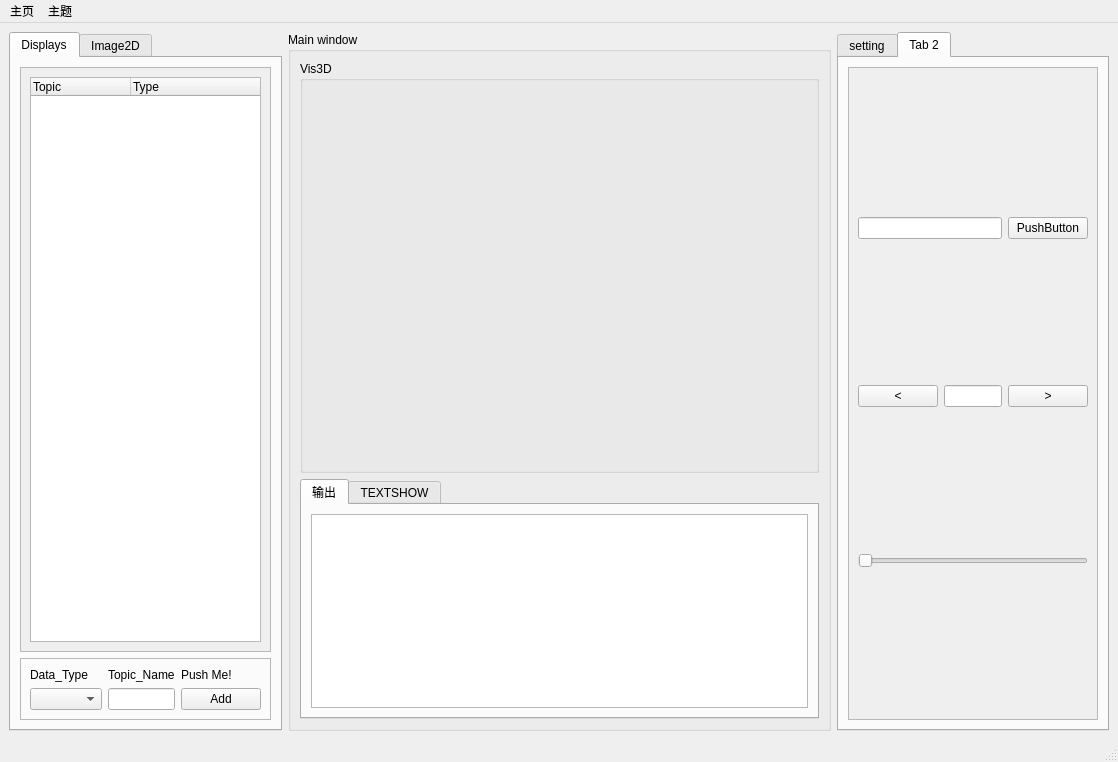
Above: config/main.ui from thinkerkey/XiaoqiangStudio before the change. Below: the same form after it.
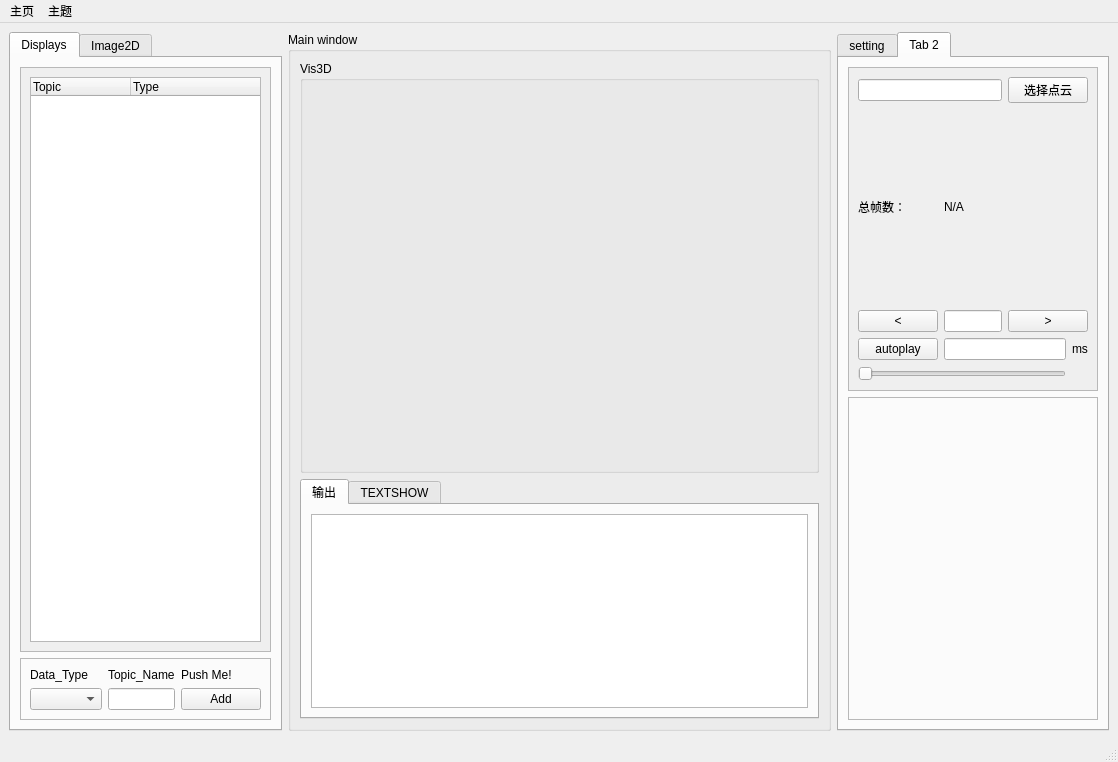
That is the form after the change. Icons and pictures are not drawn.

Diff of the .ui file:
```diff
--- a/config/main.ui
+++ b/config/main.ui
@@ -250,7 +250,7 @@
        <attribute name="title">
         <string>Tab 2</string>
        </attribute>
-       <layout class="QVBoxLayout" name="verticalLayout_5">
+       <layout class="QVBoxLayout" name="verticalLayout_5" stretch="1,1">
         <item>
          <widget class="QScrollArea" name="scrollArea_3">
           <property name="widgetResizable">
@@ -261,57 +261,98 @@
             <rect>
              <x>0</x>
              <y>0</y>
-             <width>266</width>
-             <height>638</height>
+             <width>252</width>
+             <height>318</height>
             </rect>
            </property>
            <layout class="QVBoxLayout" name="verticalLayout_7">
             <item>
-             <layout class="QHBoxLayout" name="horizontalLayout_5">
-              <item>
-               <widget class="QLineEdit" name="lineEdit"/>
+             <layout class="QGridLayout" name="gridLayout_3">
+              <item row="2" column="1">
+               <widget class="QLineEdit" name="lineEdit_2"/>
               </item>
-              <item>
-               <widget class="QPushButton" name="pushButton">
-                <property name="text">
-                 <string>PushButton</string>
-                </property>
-               </widget>
-              </item>
-             </layout>
-            </item>
-            <item>
-             <layout class="QHBoxLayout" name="horizontalLayout_6">
-              <item>
+              <item row="2" column="0">
                <widget class="QPushButton" name="pushButton_2">
                 <property name="text">
                  <string>&lt;</string>
                 </property>
                </widget>
               </item>
-              <item>
-               <widget class="QLineEdit" name="lineEdit_2"/>
+              <item row="1" column="0">
+               <widget class="QLabel" name="label_6">
+                <property name="text">
+                 <string>总帧数：</string>
+                </property>
+               </widget>
               </item>
-              <item>
+              <item row="2" column="2">
                <widget class="QPushButton" name="pushButton_3">
                 <property name="text">
                  <string>&gt;</string>
                 </property>
                </widget>
               </item>
+              <item row="1" column="1">
+               <widget class="QLabel" name="label_7">
+                <property name="text">
+                 <string>N/A</string>
+                </property>
+               </widget>
+              </item>
+              <item row="0" column="2">
+               <widget class="QPushButton" name="pushButton">
+                <property name="text">
+                 <string>选择点云</string>
+                </property>
+               </widget>
+              </item>
+              <item row="0" column="0" colspan="2">
+               <widget class="QLineEdit" name="lineEdit"/>
+              </item>
              </layout>
             </item>
             <item>
-             <widget class="QSlider" name="horizontalSlider">
-              <property name="orientation">
-               <enum>Qt::Horizontal</enum>
-              </property>
-             </widget>
+             <layout class="QGridLayout" name="gridLayout_2">
+              <item row="0" column="0">
+               <widget class="QPushButton" name="pushButton_4">
+                <property name="text">
+                 <string>autoplay</string>
+                </property>
+               </widget>
+              </item>
+              <item row="0" column="1">
+               <widget class="QLineEdit" name="lineEdit_3"/>
+              </item>
+              <item row="0" column="2">
+               <widget class="QLabel" name="label_5">
+                <property name="text">
+                 <string>ms</string>
+                </property>
+               </widget>
+              </item>
+              <item row="1" column="0" colspan="2">
+               <widget class="QSlider" name="horizontalSlider">
+                <property name="orientation">
+                 <enum>Qt::Horizontal</enum>
+                </property>
+               </widget>
+              </item>
+             </layout>
             </item>
            </layout>
           </widget>
          </widget>
         </item>
+        <item>
+         <widget class="QFrame" name="frame_2">
+          <property name="frameShape">
+           <enum>QFrame::StyledPanel</enum>
+          </property>
+          <property name="frameShadow">
+           <enum>QFrame::Raised</enum>
+          </property>
+         </widget>
+        </item>
        </layout>
       </widget>
      </widget>
```
Left out of the diff: 6 changed lines with no effect on the pictures.
